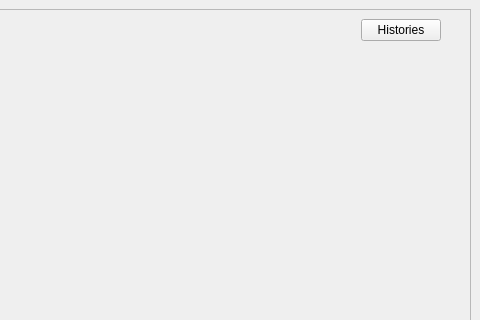
Old version of the form mainwindow.ui in the repository ofts-cqm/matCalc; both pictures show x 160 to 640 and y 0 to 320 of the 640 by 480 pixel window.
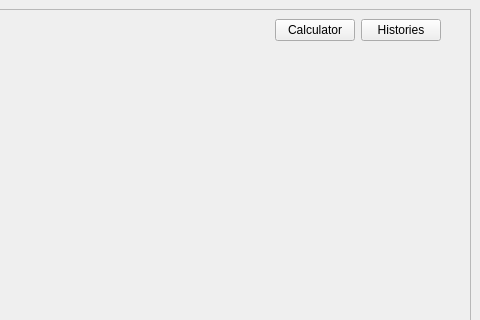
New version of the form. The open tabs and pages were chosen to show the change.

```diff
--- a/mainwindow.ui
+++ b/mainwindow.ui
@@ -123,6 +123,13 @@
            </property>
           </spacer>
          </item>
+         <item>
+          <widget class="QPushButton" name="calculator">
+           <property name="text">
+            <string>Calculator</string>
+           </property>
+          </widget>
+         </item>
          <item>
           <widget class="QPushButton" name="historyButton">
            <property name="text">
```
Left out of the diff: 4 changed lines with no effect on the pictures.
